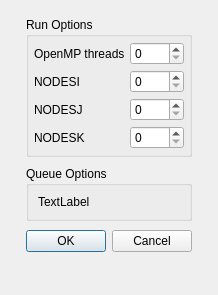
Old version of the form gui/uifiles/run_popup.ui in the repository truongd8593/mfix.
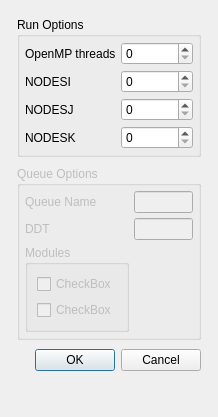
New version of the form.

Commit message: placeholders for queue options

What changed in the file:
```diff
--- a/gui/uifiles/run_popup.ui
+++ b/gui/uifiles/run_popup.ui
@@ -7,7 +7,7 @@
     <x>0</x>
     <y>0</y>
     <width>218</width>
-    <height>295</height>
+    <height>417</height>
    </rect>
   </property>
   <property name="windowTitle">
@@ -29,7 +29,7 @@
       <property name="spacing">
        <number>9</number>
       </property>
-      <item row="4" column="0">
+      <item row="5" column="0">
        <spacer name="verticalSpacer">
         <property name="orientation">
          <enum>Qt::Vertical</enum>
@@ -114,6 +114,9 @@
       </item>
       <item row="2" column="0">
        <widget class="QGroupBox" name="groupBox_2">
+        <property name="enabled">
+         <bool>false</bool>
+        </property>
         <property name="title">
          <string>Queue Options</string>
         </property>
@@ -121,17 +124,79 @@
          <bool>true</bool>
         </property>
         <layout class="QGridLayout" name="gridLayout_3">
+         <property name="margin">
+          <number>5</number>
+         </property>
+         <property name="spacing">
+          <number>5</number>
+         </property>
          <item row="0" column="0">
           <widget class="QLabel" name="label_5">
            <property name="text">
-            <string>TextLabel</string>
+            <string>Queue Name</string>
            </property>
           </widget>
          </item>
+         <item row="0" column="1">
+          <widget class="QLineEdit" name="lineEdit">
+           <property name="enabled">
+            <bool>false</bool>
+           </property>
+          </widget>
+         </item>
+         <item row="1" column="0">
+          <widget class="QLabel" name="label">
+           <property name="text">
+            <string>DDT</string>
+           </property>
+          </widget>
+         </item>
+         <item row="1" column="1">
+          <widget class="QLineEdit" name="lineEdit_2">
+           <property name="enabled">
+            <bool>false</bool>
+           </property>
+          </widget>
+         </item>
+         <item row="2" column="0">
+          <widget class="QGroupBox" name="groupBox_3">
+           <property name="enabled">
+            <bool>false</bool>
+           </property>
+           <property name="sizePolicy">
+            <sizepolicy hsizetype="MinimumExpanding" vsizetype="MinimumExpanding">
+             <horstretch>0</horstretch>
+             <verstretch>0</verstretch>
+            </sizepolicy>
+           </property>
+           <property name="title">
+            <string>Modules</string>
+           </property>
+           <property name="flat">
+            <bool>true</bool>
+           </property>
+           <layout class="QGridLayout" name="gridLayout_5">
+            <item row="0" column="0">
+             <widget class="QCheckBox" name="checkBox">
+              <property name="text">
+               <string>CheckBox</string>
+              </property>
+             </widget>
+            </item>
+            <item row="1" column="0">
+             <widget class="QCheckBox" name="checkBox_2">
+              <property name="text">
+               <string>CheckBox</string>
+              </property>
+             </widget>
+            </item>
+           </layout>
+          </widget>
+         </item>
         </layout>
        </widget>
       </item>
-      <item row="3" column="0">
+      <item row="4" column="0">
        <widget class="QDialogButtonBox" name="buttonBox">
         <property name="standardButtons">
          <set>QDialogButtonBox::Cancel|QDialogButtonBox::Ok</set>
```
